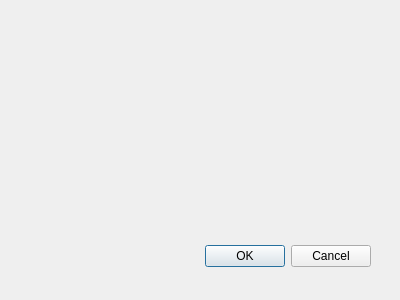
First picture: the form in src/themartonator/src/aboutwindow.ui, repository pgergq/themartonator, before the edit.
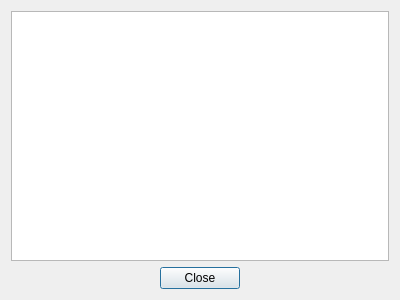
Second picture: the form after the edit.

Commit message: tweak about window

Diff of the .ui file:
```diff
--- a/src/themartonator/src/aboutwindow.ui
+++ b/src/themartonator/src/aboutwindow.ui
@@ -12,25 +12,50 @@
     <height>300</height>
    </rect>
   </property>
+  <property name="sizePolicy">
+   <sizepolicy hsizetype="Fixed" vsizetype="Fixed">
+    <horstretch>0</horstretch>
+    <verstretch>0</verstretch>
+   </sizepolicy>
+  </property>
   <property name="windowTitle">
    <string>Dialog</string>
   </property>
+  <layout class="QGridLayout" name="gridLayout">
+   <item row="0" column="0">
+    <layout class="QVBoxLayout" name="verticalLayout">
+     <property name="sizeConstraint">
+      <enum>QLayout::SetMaximumSize</enum>
+     </property>
+     <item>
+      <widget class="QTextBrowser" name="textBrowser">
+       <property name="verticalScrollBarPolicy">
+        <enum>Qt::ScrollBarAlwaysOff</enum>
+       </property>
+       <property name="horizontalScrollBarPolicy">
+        <enum>Qt::ScrollBarAlwaysOff</enum>
+       </property>
+       <property name="openExternalLinks">
+        <bool>true</bool>
+       </property>
+      </widget>
+     </item>
+     <item>
   <widget class="QDialogButtonBox" name="buttonBox">
-   <property name="geometry">
-    <rect>
-     <x>30</x>
-     <y>240</y>
-     <width>341</width>
-     <height>32</height>
-    </rect>
-   </property>
    <property name="orientation">
     <enum>Qt::Horizontal</enum>
    </property>
    <property name="standardButtons">
-    <set>QDialogButtonBox::Cancel|QDialogButtonBox::Ok</set>
-   </property>
-  </widget>
+        <set>QDialogButtonBox::Close</set>
+       </property>
+       <property name="centerButtons">
+        <bool>true</bool>
+       </property>
+      </widget>
+     </item>
+    </layout>
+   </item>
+  </layout>
  </widget>
  <pixmapfunction/>
  <resources/>
```
Left out of the diff: 10 changed lines with no effect on the pictures. Lines whose indentation alone changed are shown as unchanged. The commit also changes 5 other files.
